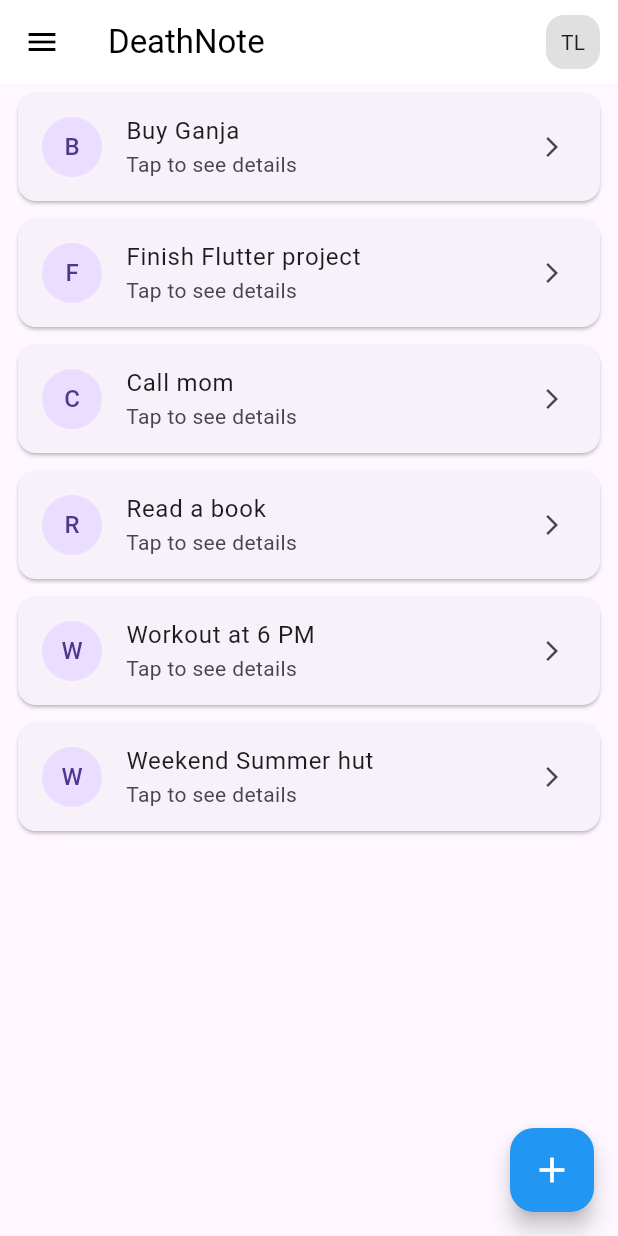
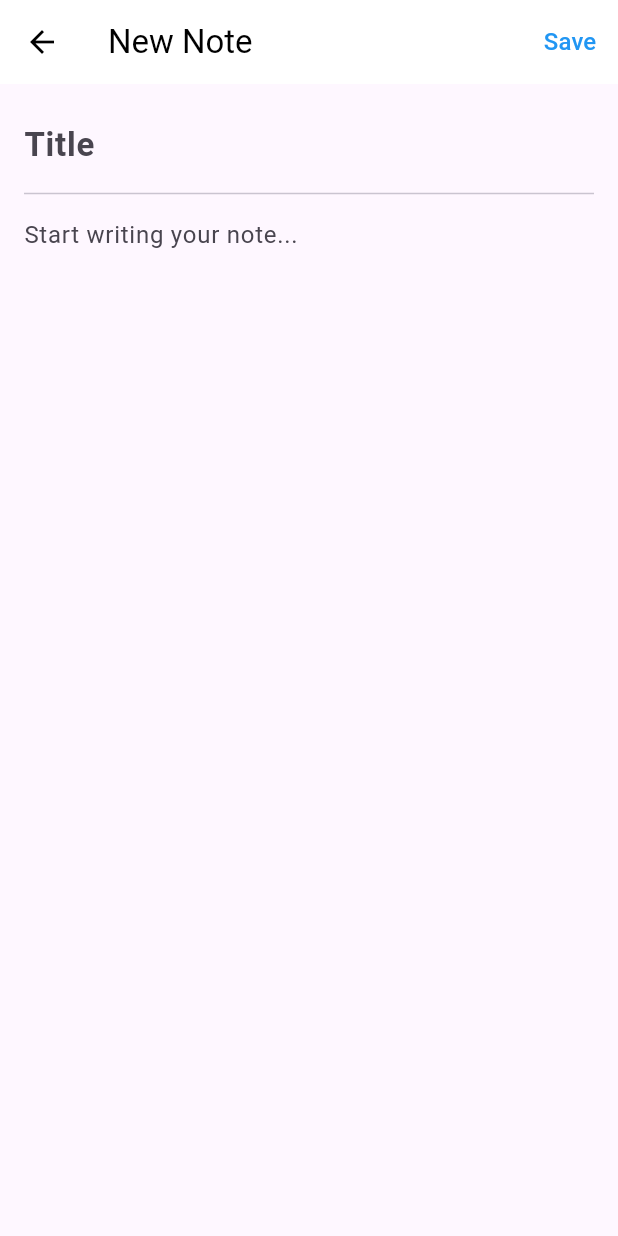
Before and after one commit to Kein03-ops/Ayanakoji, a Flutter app: the screen it shows after launch, after a tap on the "add" icon, on a phone screen of 412 x 824 dp. Run offline on Flutter 3.47's test engine with Material 3 defaults, Android fonts, the phone set to English and light mode, and no system bars.

Commit message:
feat: Implement Add Note screen with title and content fields

```diff
--- a/deathnotes/lib/main.dart
+++ b/deathnotes/lib/main.dart
@@ -16,17 +16,24 @@ class MyApp extends StatelessWidget {
   }
 }
 
-class NotesScreen extends StatelessWidget {
-  NotesScreen({super.key});
+// ─── Main Notes Screen ───────────────────────────────────────────────────────
 
-  // Example notes list
-  final List<String> notes = [
-    "Buy Ganja",
-    "Finish Flutter project",
-    "Call mom",
-    "Read a book",
-    "Workout at 6 PM",
-    "Weekend Summer hut"
+class NotesScreen extends StatefulWidget {
+  const NotesScreen({super.key});
+
+  @override
+  State<NotesScreen> createState() => _NotesScreenState();
+}
+
+class _NotesScreenState extends State<NotesScreen> {
+  // Notes are now a list of maps so each note has a title AND content
+  final List<Map<String, String>> notes = [
+    {"title": "Buy Ganja", "content": ""},
+    {"title": "Finish Flutter project", "content": ""},
+    {"title": "Call mom", "content": ""},
+    {"title": "Read a book", "content": ""},
+    {"title": "Workout at 6 PM", "content": ""},
+    {"title": "Weekend Summer hut", "content": ""},
   ];
 
   @override
@@ -57,33 +64,144 @@ class NotesScreen extends StatelessWidget {
         ],
       ),
       body: SafeArea(
-
-        child:
-        ListView.builder(
+        child: ListView.builder(
           itemCount: notes.length,
           itemBuilder: (context, index) {
             return Card(
               margin: const EdgeInsets.symmetric(horizontal: 12, vertical: 6),
               child: ListTile(
                 leading: CircleAvatar(
-                  child: Text(notes[index][0]), // First letter
+                  child: Text(notes[index]["title"]![0]),
                 ),
-                title: Text(notes[index]),
-                subtitle: const Text("Tap to see details"),
+                title: Text(notes[index]["title"]!),
+                subtitle: notes[index]["content"]!.isNotEmpty
+                    ? Text(
+                        notes[index]["content"]!,
+                        maxLines: 1,
+                        overflow: TextOverflow.ellipsis,
+                      )
+                    : const Text("Tap to see details"),
                 trailing: const Icon(Icons.arrow_forward_ios, size: 16),
                 onTap: () {
-                  print("Tapped: ${notes[index]}");
+                  // TODO: open note detail screen later
                 },
               ),
             );
           },
         ),
       ),
+
+      // ── FAB opens the Add Note Screen ──
       floatingActionButton: FloatingActionButton(
         backgroundColor: Colors.blue,
-        onPressed: () {},
+        onPressed: () async {
+          // Wait for the new note to come back from AddNoteScreen
+          final newNote = await Navigator.push<Map<String, String>>(
+            context,
+            MaterialPageRoute(builder: (context) => const AddNoteScreen()),
+          );
+
+          // If the user saved a note, add it to our list
+          if (newNote != null) {
+            setState(() {
+              notes.add(newNote);
+            });
+          }
+        },
         child: const Icon(Icons.add, color: Colors.white, size: 28),
       ),
     );
   }
 }
+
+// ─── Add Note Screen ──────────────────────────────────────────────────────────
+
+class AddNoteScreen extends StatefulWidget {
+  const AddNoteScreen({super.key});
+
+  @override
+  State<AddNoteScreen> createState() => _AddNoteScreenState();
+}
+
+class _AddNoteScreenState extends State<AddNoteScreen> {
+  // Controllers read what the user types
+  final TextEditingController _titleController = TextEditingController();
+  final TextEditingController _contentController = TextEditingController();
+
+  @override
+  void dispose() {
+    // Always clean up controllers when screen closes
+    _titleController.dispose();
+    _contentController.dispose();
+    super.dispose();
+  }
+
+  void _saveNote() {
+    final title = _titleController.text.trim();
+    final content = _contentController.text.trim();
+
+    if (title.isEmpty) {
+      // Show a small warning if title is blank
+      ScaffoldMessenger.of(context).showSnackBar(
+        const SnackBar(content: Text("Please enter a title")),
+      );
+      return;
+    }
+
+    // Send the note back to NotesScreen
+    Navigator.pop(context, {"title": title, "content": content});
+  }
+
+  @override
+  Widget build(BuildContext context) {
+    return Scaffold(
+      appBar: AppBar(
+        backgroundColor: Colors.white,
+        elevation: 0,
+        leading: const BackButton(color: Colors.black),
+        title: const Text(
+          "New Note",
+          style: TextStyle(color: Colors.black),
+        ),
+        actions: [
+          TextButton(
+            onPressed: _saveNote,
+            child: const Text(
+              "Save",
+              style: TextStyle(color: Colors.blue, fontSize: 16),
+            ),
+          )
+        ],
+      ),
+      body: Padding(
+        padding: const EdgeInsets.all(16),
+        child: Column(
+          children: [
+            // ── Title field ──
+            TextField(
+              controller: _titleController,
+              style: const TextStyle(fontSize: 22, fontWeight: FontWeight.bold),
+              decoration: const InputDecoration(
+                hintText: "Title",
+                border: InputBorder.none,
+              ),
+            ),
+            const Divider(),
+            // ── Content / body field ──
+            Expanded(
+              child: TextField(
+                controller: _contentController,
+                maxLines: null, // unlimited lines
+                expands: true,
+                decoration: const InputDecoration(
+                  hintText: "Start writing your note...",
+                  border: InputBorder.none,
+                ),
+              ),
+            ),
+          ],
+        ),
+      ),
+    );
+  }
+}
```
